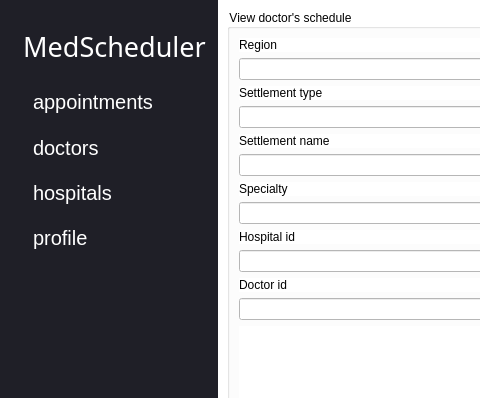
SanriaArgos/MedScheduler, file forms/homepage.ui: the form before one commit; both pictures show x 0 to 480 and y 0 to 398 of the 1300 by 700 pixel window.
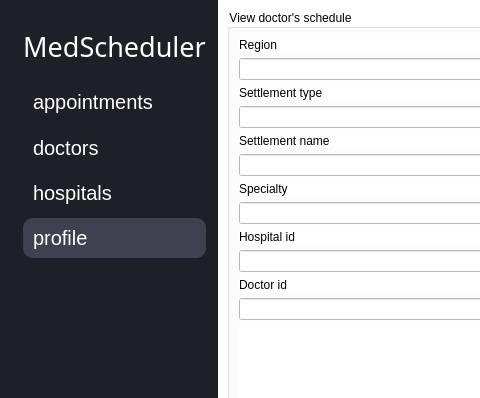
The form after the commit. The open tabs and pages were chosen to show the change. Icons and pictures are not drawn.

```diff
--- a/forms/homepage.ui
+++ b/forms/homepage.ui
@@ -197,6 +197,8 @@
          </property>
          <property name="styleSheet">
           <string notr="true">color: rgb(255, 255, 255);
+background-color: rgb(64, 64, 80);
+border-radius: 10px;
 font: 15pt &quot;Arial&quot;;
 text-align:left;
 padding-left: 10%;</string>
```
Left out of the diff: 13 changed lines with no effect on the pictures.
